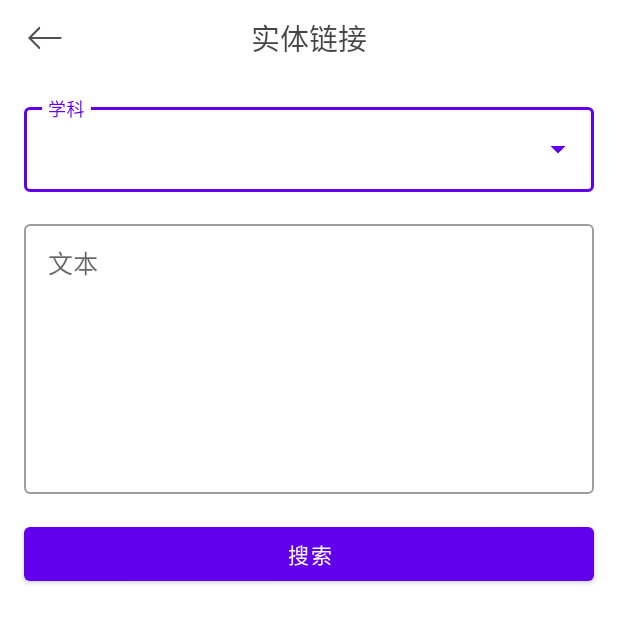
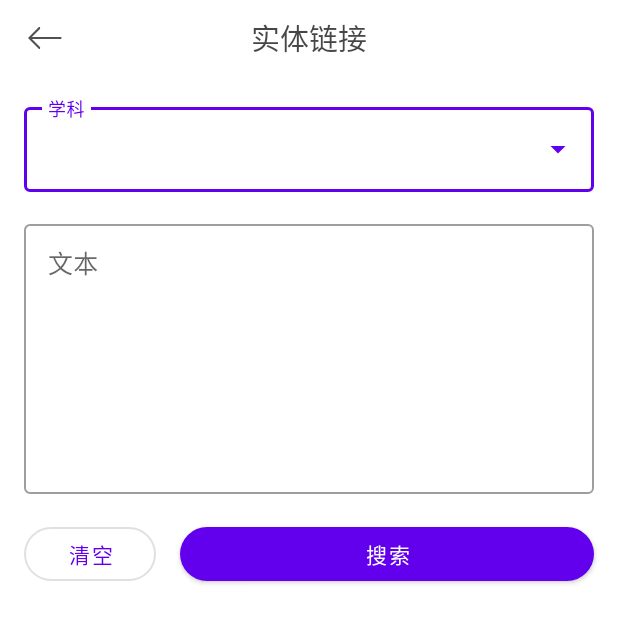
Before and after one commit to tianze-assignment/OpenEduAndroid, an Android app: the EntityLinkSearchActivity screen opened directly, with no data from a screen before it, on a phone screen of 412 x 824 dp. Shown: the top 623 px of the screen. Run offline under Robolectric (Android 15) with nearby library versions, the phone set to English and light mode, and no system bars.

Commit message:
跳转至实体详情；清空搜索框按钮；重构代码

```diff
--- a/app/src/main/res/layout/activity_entity_link_search.xml
+++ b/app/src/main/res/layout/activity_entity_link_search.xml
@@ -94,11 +94,24 @@
         android:layout_width="0dp"
         android:layout_height="wrap_content"
         android:layout_marginStart="16dp"
+        android:layout_marginEnd="16dp"
+        android:onClick="search"
+        android:text="搜索"
+        app:cornerRadius="100dp"
+        app:layout_constraintBottom_toBottomOf="@+id/button2"
+        app:layout_constraintEnd_toEndOf="parent"
+        app:layout_constraintStart_toEndOf="@+id/button2" />
+
+    <Button
+        android:id="@+id/button2"
+        style="@style/Widget.MaterialComponents.Button.OutlinedButton"
+        android:layout_width="wrap_content"
+        android:layout_height="wrap_content"
+        android:layout_marginStart="16dp"
         android:layout_marginTop="16dp"
-        android:layout_marginEnd="16dp"
-        android:text="搜索"
-        android:onClick="search"
-        app:layout_constraintEnd_toEndOf="parent"
+        android:onClick="clearText"
+        android:text="清空"
+        app:cornerRadius="100dp"
         app:layout_constraintStart_toStartOf="parent"
         app:layout_constraintTop_toBottomOf="@+id/textInputLayout" />
 
--- a/app/src/main/res/layout/entity_link_item.xml
+++ b/app/src/main/res/layout/entity_link_item.xml
@@ -23,7 +23,8 @@
             android:layout_height="match_parent"
             android:layout_weight="1"
             android:gravity="center"
-            android:text="TextView" />
+            android:text="TextView"
+            android:textStyle="bold" />
 
         <TextView
             android:id="@+id/entityLinkName"
@@ -31,7 +32,8 @@
             android:layout_height="match_parent"
             android:layout_weight="3"
             android:gravity="center"
-            android:text="TextView" />
+            android:text="TextView"
+            android:textSize="18sp" />
     </LinearLayout>
 
 </androidx.cardview.widget.CardView>
```
Also changed, not shown: app/src/main/java/com/wudaokou/easylearn/EntityLinkResultActivity.java (+42 -28 lines), app/src/main/java/com/wudaokou/easylearn/EntityLinkSearchActivity.java (+4 -3 lines), app/src/main/java/com/wudaokou/easylearn/adapter/EntityLinkAdapter.java (+4 -7 lines).
